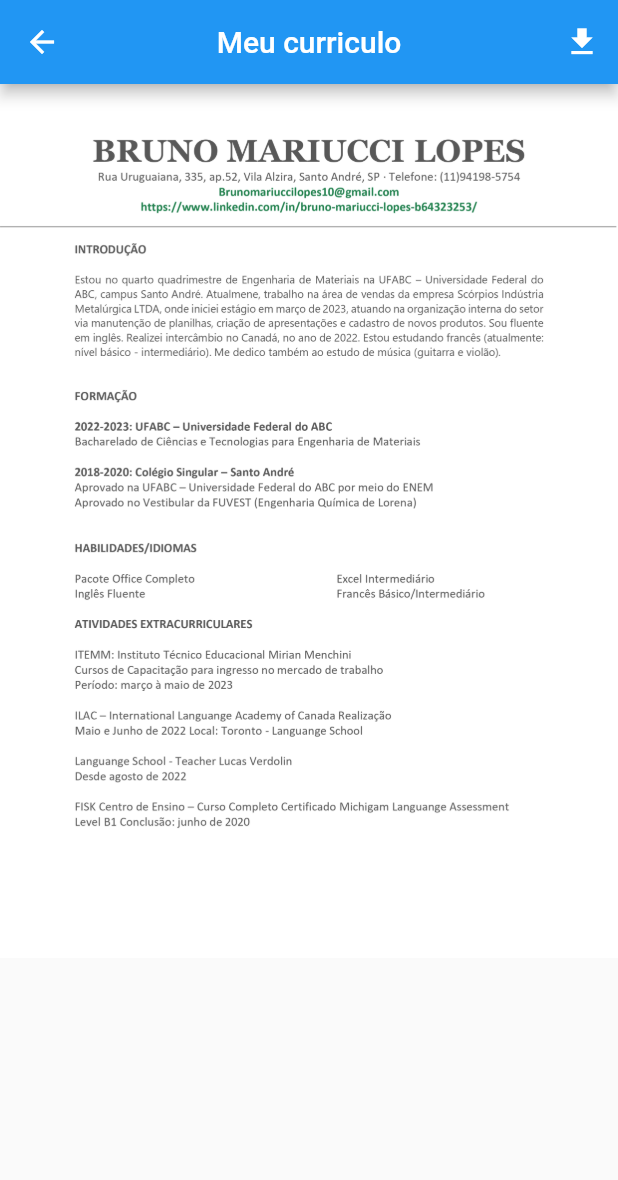
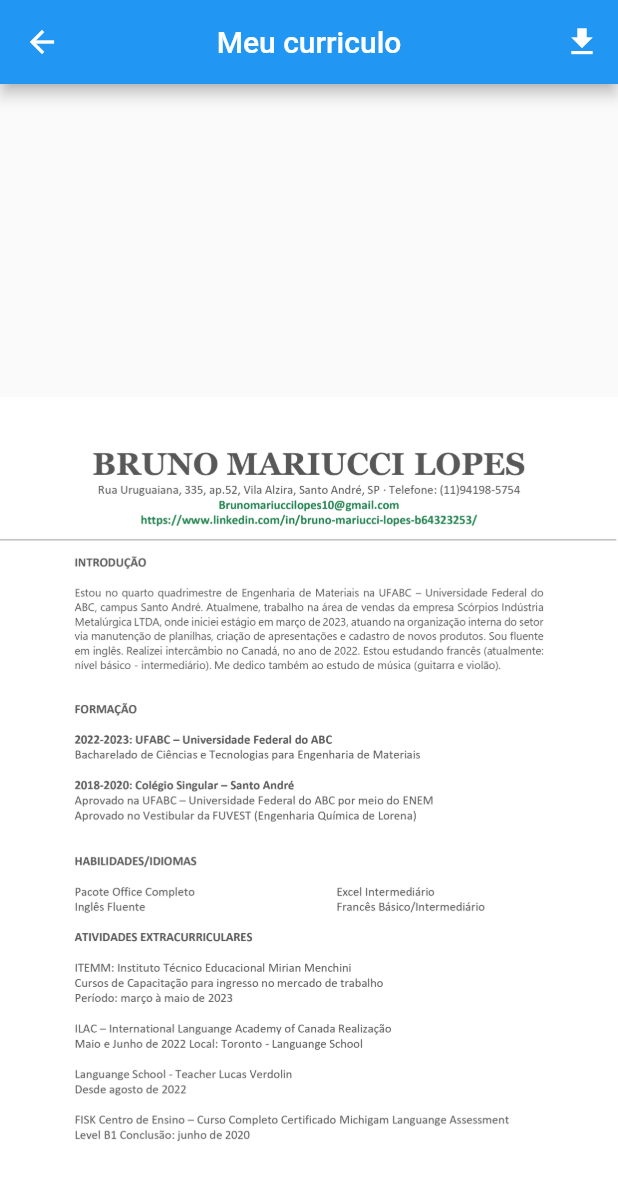
Before and after one commit to murilomolina/PAE-dart_projeto_final, a Flutter app: the PaginaCurriculo screen opened directly, on a phone screen of 412 x 824 dp. Shown: the top 1180 px of the screen. Run offline on Flutter 3.47's test engine with Material 2 defaults, Android fonts, the phone set to English and light mode, and no system bars; our stand-ins replace fluttertoast.

Commit message:
p_final(dart flutter): pag certificados, curriculo

```diff
--- a/portifolio/lib/pages/pagina_curriculo.dart
+++ b/portifolio/lib/pages/pagina_curriculo.dart
@@ -51,10 +51,13 @@ class PaginaCurriculo extends StatelessWidget {
           ),
         ],
       ),
-      body:  ListView(
+      body:  Center(
+        child:
+        ListView(
         children:[
-        Image.asset('lib/assets/curriculo-teste_page-0001.jpg'),
+        Image.asset('lib/assets/curriculo-teste_page-0001.jpg', height: 1000),
         ],
+      ),
       ),
     );
   }
```
Also changed, not shown: portifolio/lib/pages/pagina_certificados.dart (+17 -20 lines), portifolio/lib/widgets/certificado_item.dart (deleted, +0 -23 lines).
